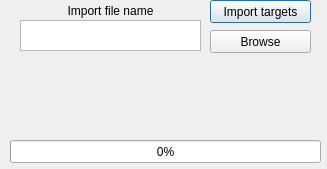
This is _internal/pss-ttt-importdialog.ui in arraken/pss-ttt as Qt 5 draws it before an edit. The edited form follows.
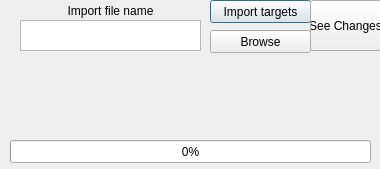
This is the edited form.

Diff of the .ui file:
```diff
--- a/_internal/pss-ttt-importdialog.ui
+++ b/_internal/pss-ttt-importdialog.ui
@@ -6,7 +6,7 @@
    <rect>
     <x>0</x>
     <y>0</y>
-    <width>327</width>
+    <width>380</width>
     <height>169</height>
    </rect>
   </property>
@@ -73,7 +73,7 @@
     <rect>
      <x>10</x>
      <y>140</y>
-     <width>311</width>
+     <width>361</width>
      <height>23</height>
     </rect>
    </property>
@@ -94,6 +94,37 @@
     <string>Browse</string>
    </property>
   </widget>
+  <widget class="QPushButton" name="importSeeChanges">
+   <property name="geometry">
+    <rect>
+     <x>310</x>
+     <y>0</y>
+     <width>71</width>
+     <height>51</height>
+    </rect>
+   </property>
+   <property name="sizePolicy">
+    <sizepolicy hsizetype="Minimum" vsizetype="Fixed">
+     <horstretch>0</horstretch>
+     <verstretch>0</verstretch>
+    </sizepolicy>
+   </property>
+   <property name="font">
+    <font>
+     <strikeout>false</strikeout>
+     <kerning>true</kerning>
+    </font>
+   </property>
+   <property name="focusPolicy">
+    <enum>Qt::TabFocus</enum>
+   </property>
+   <property name="layoutDirection">
+    <enum>Qt::LeftToRight</enum>
+   </property>
+   <property name="text">
+    <string>See Changes</string>
+   </property>
+  </widget>
  </widget>
  <resources/>
  <connections/>
```
